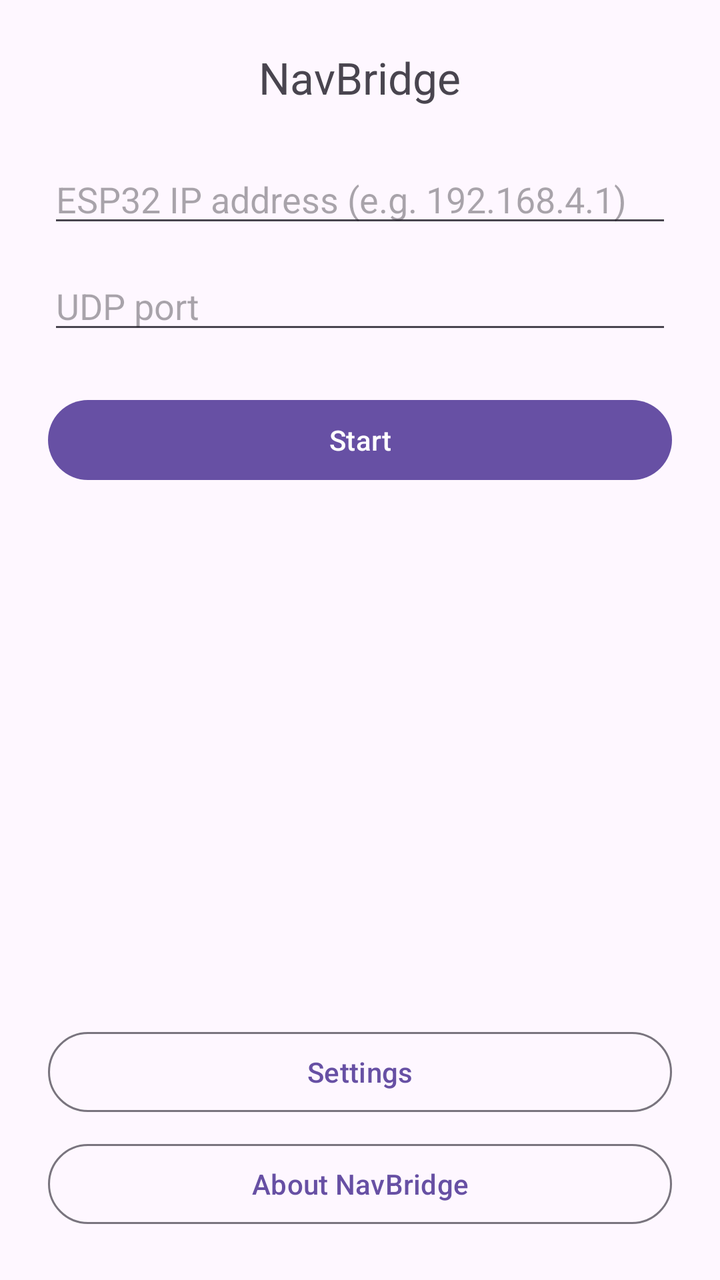
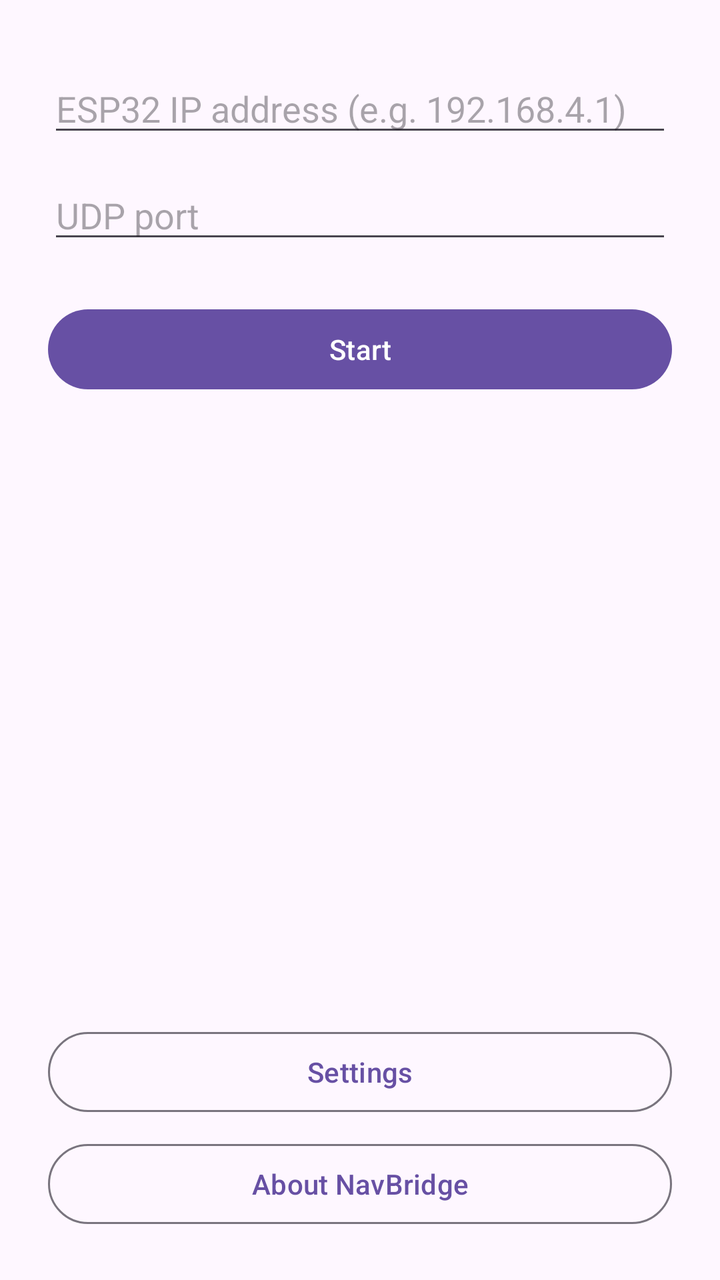

Screens rendered from an Android XML layout before and after an edit, with the pre-edit source and the edit as a unified diff.
<!-- AndroidManifest.xml: application theme Theme.Material3.DayNight -->
<!-- res/layout/activity_main.xml -->
<?xml version="1.0" encoding="utf-8"?>
<LinearLayout xmlns:android="http://schemas.android.com/apk/res/android"
    android:layout_width="match_parent"
    android:layout_height="match_parent"
    android:orientation="vertical"
    android:padding="24dp"
    android:gravity="center_horizontal">

    
    <TextView
        android:id="@+id/tvTitle"
        android:layout_width="wrap_content"
        android:layout_height="wrap_content"
        android:text="@string/app_name"
        android:textSize="22sp"
        android:layout_marginBottom="24dp" />

    <EditText
        android:id="@+id/etIp"
        android:layout_width="match_parent"
        android:layout_height="wrap_content"
        android:hint="@string/hint_ip"
        android:inputType="text" />

    <EditText
        android:id="@+id/etPort"
        android:layout_width="match_parent"
        android:layout_height="wrap_content"
        android:layout_marginTop="12dp"
        android:hint="@string/hint_port"
        android:inputType="number" />

    <Button
        android:id="@+id/btnStartStop"
        android:layout_width="match_parent"
        android:layout_height="wrap_content"
        android:layout_marginTop="24dp"
        android:text="@string/start" />

    <TextView
        android:id="@+id/tvStatus"
        android:layout_width="match_parent"
        android:layout_height="wrap_content"
        android:layout_marginTop="24dp"
        android:textAlignment="center" />

    <View
        android:layout_width="0dp"
        android:layout_height="0dp"
        android:layout_weight="1" />

    <Button
        android:id="@+id/btnSettings"
        style="?attr/materialButtonOutlinedStyle"
        android:layout_width="match_parent"
        android:layout_height="wrap_content"
        android:text="@string/settings" />

    <Button
        android:id="@+id/btnAbout"
        style="?attr/materialButtonOutlinedStyle"
        android:layout_width="match_parent"
        android:layout_height="wrap_content"
        android:layout_marginTop="8dp"
        android:text="@string/about" />

</LinearLayout>
<!-- resources referenced by this layout -->
<resources>
  <string name="about">About NavBridge</string>
  <string name="app_name">NavBridge</string>
  <string name="hint_ip">ESP32 IP address (e.g. 192.168.4.1)</string>
  <string name="hint_port">UDP port</string>
  <string name="settings">Settings</string>
  <string name="start">Start</string>
</resources>

<!-- the commit's change to res/layout/activity_main.xml (unified diff, before → after) -->
@@ -7,18 +7,11 @@
     android:gravity="center_horizontal">
 
     
-    <TextView
-        android:id="@+id/tvTitle"
-        android:layout_width="wrap_content"
-        android:layout_height="wrap_content"
-        android:text="@string/app_name"
-        android:textSize="22sp"
-        android:layout_marginBottom="24dp" />
-
     <EditText
         android:id="@+id/etIp"
         android:layout_width="match_parent"
         android:layout_height="wrap_content"
+        android:layout_marginTop="8dp"
         android:hint="@string/hint_ip"
         android:inputType="text" />
 
<!-- resource entries referenced after the edit -->
@@ -1,7 +1,6 @@
 <!-- resources referenced by this layout -->
 <resources>
   <string name="about">About NavBridge</string>
-  <string name="app_name">NavBridge</string>
   <string name="hint_ip">ESP32 IP address (e.g. 192.168.4.1)</string>
   <string name="hint_port">UDP port</string>
   <string name="settings">Settings</string>
